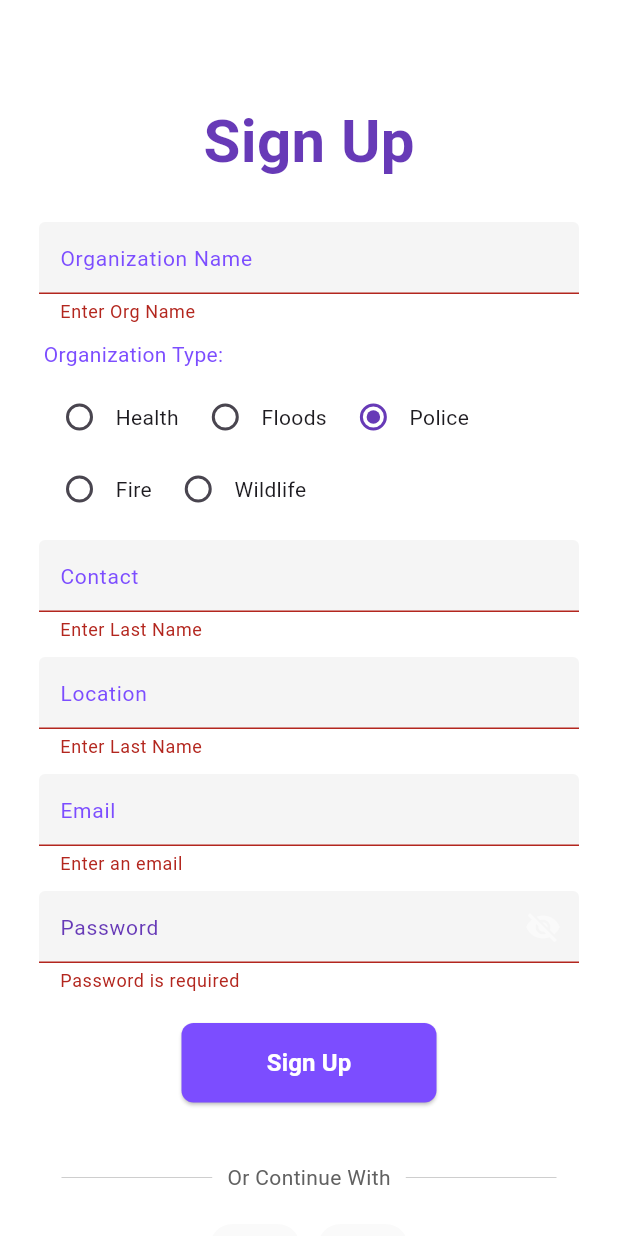
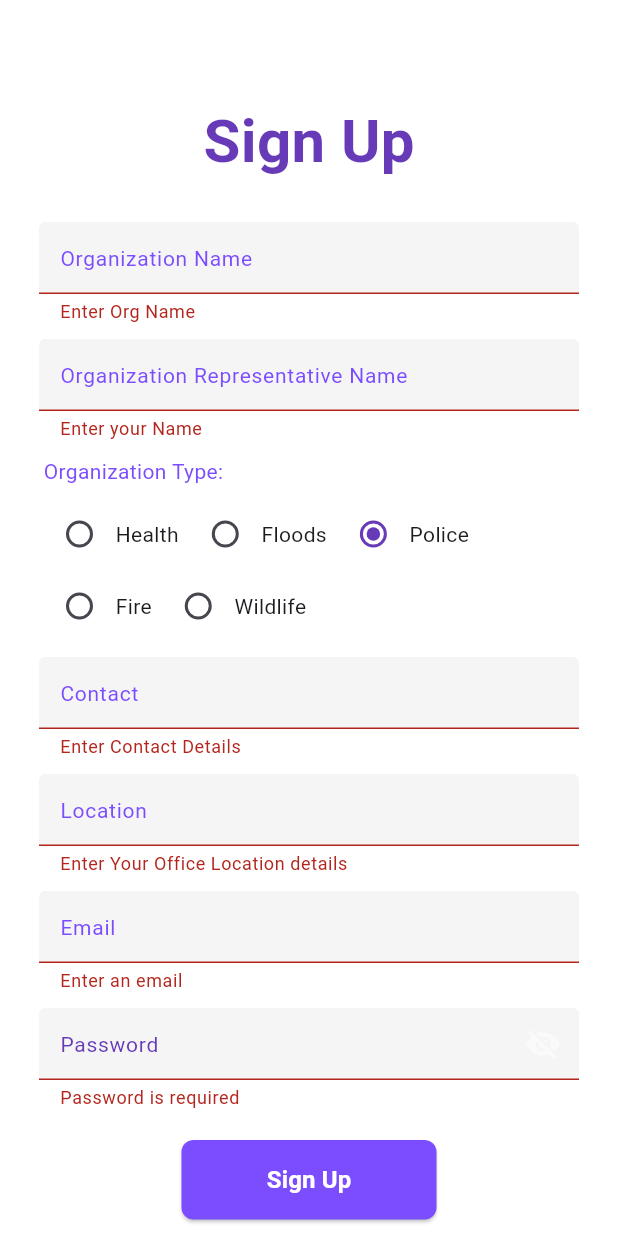
Before and after one commit to Nasiali-Eden/CityWatch, a Flutter app: the screen it shows after launch, after a tap on "Organisation", after a tap on "Sign Up", on a phone screen of 412 x 824 dp. Run offline on Flutter 3.47's test engine with Material 3 defaults, Android fonts, the phone set to English and light mode, and no system bars; our stand-ins replace cloud_firestore, firebase_auth, firebase_core; accounts and stored records are empty.

Commit message:
Rep Name

```diff
--- a/lib/Organization/Authentication/org_registration.dart
+++ b/lib/Organization/Authentication/org_registration.dart
@@ -20,13 +20,16 @@ class _OrganizationRegistrationState extends State<OrganizationRegistration> {
   final _formKey = GlobalKey<FormState>();
   final AuthService _authService = AuthService();
 
-  final TextEditingController NameController = TextEditingController();
-  final TextEditingController TypeController = TextEditingController();
+  final TextEditingController nameController = TextEditingController();
+  final TextEditingController repController = TextEditingController();
+  final TextEditingController typeController = TextEditingController();
   final TextEditingController emailController = TextEditingController();
   final TextEditingController passwordController = TextEditingController();
-  final TextEditingController ContactController = TextEditingController();
-  final TextEditingController LocationController = TextEditingController();
+  final TextEditingController contactController = TextEditingController();
+  final TextEditingController locationController = TextEditingController();
 
+
+  String rep = '';
   String email = '';
   String password = '';
   String name = '';
@@ -40,7 +43,11 @@ class _OrganizationRegistrationState extends State<OrganizationRegistration> {
       _type = value;
     });
   }
-
+  void _onRepNameChanged(String value) {
+    setState(() {
+      rep = value;
+    });
+  }
 
   void _onEmailChanged(String value) {
     setState(() {
@@ -100,9 +107,17 @@ class _OrganizationRegistrationState extends State<OrganizationRegistration> {
                 MyTextField(
                   validator: (value) => value!.isEmpty ? 'Enter Org Name' : null,
                   obscureText: false,
-                  controller: NameController,
+                  controller: nameController,
                   labelText: 'Organization Name',
                   onChanged: _onNameChanged,
+                ),
+                const SizedBox(height: 10),
+                MyTextField(
+                  validator: (value) => value!.isEmpty ? 'Enter your Name' : null,
+                  obscureText: false,
+                  controller: repController,
+                  labelText: 'Organization Representative Name',
+                  onChanged: _onRepNameChanged,
                 ),
                 const SizedBox(height: 10),
                 Padding(
@@ -197,18 +212,18 @@ class _OrganizationRegistrationState extends State<OrganizationRegistration> {
                 const SizedBox(height: 10),
 
                 MyTextField(
-                  validator: (value) => value!.isEmpty ? 'Enter Last Name' : null,
+                  validator: (value) => value!.isEmpty ? 'Enter Contact Details' : null,
                   obscureText: false,
-                  controller: ContactController,
+                  controller: contactController,
                   labelText: 'Contact',
                   onChanged: _onContactChanged,
                 ),
                 const SizedBox(height: 10),
 
                 MyTextField(
-                  validator: (value) => value!.isEmpty ? 'Enter Last Name' : null,
+                  validator: (value) => value!.isEmpty ? 'Enter Your Office Location details' : null,
                   obscureText: false,
-                  controller: LocationController,
+                  controller: locationController,
                   labelText: 'Location',
                   onChanged: _onLocationChanged,
                 ),
@@ -264,10 +279,10 @@ class _OrganizationRegistrationState extends State<OrganizationRegistration> {
                           passwordController.text,
                           'Organization',
                           {
-                            'Name': NameController.text,
-                            'Location': LocationController.text,
-                            'Type': TypeController.text,
-                            'Contact': ContactController.text,
+                            'Name': nameController.text,
+                            'Location': locationController.text,
+                            'Type': typeController.text,
+                            'Contact': contactController.text,
                           },
                         ).then((result) {
                           if (result != null) {
```
